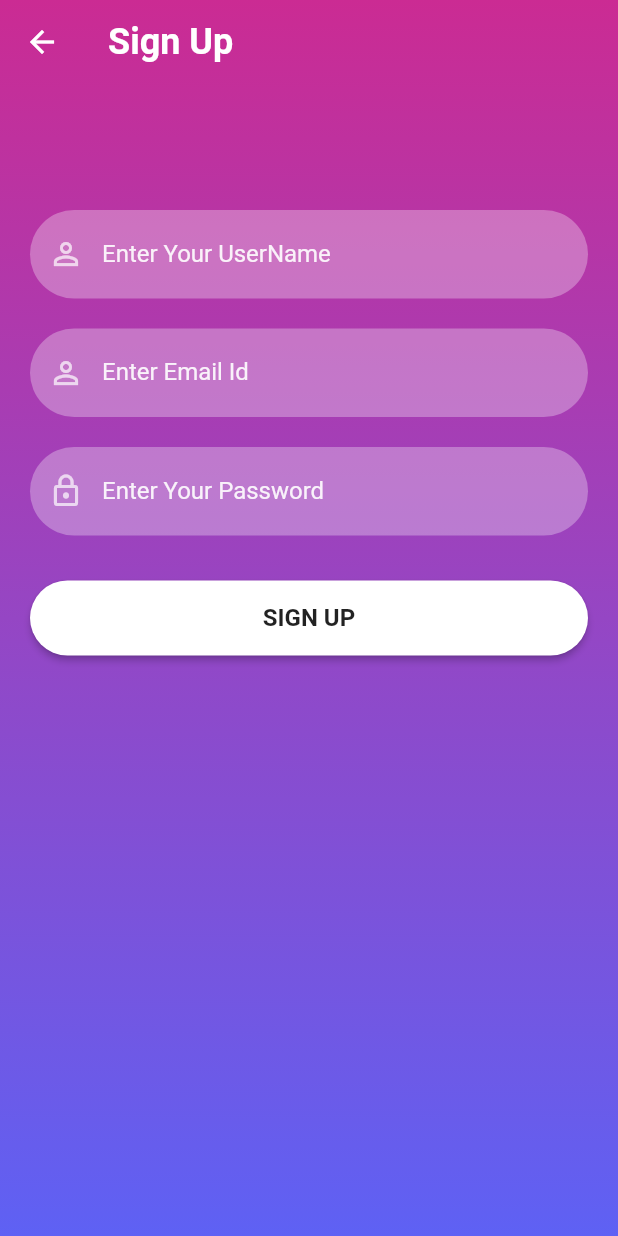
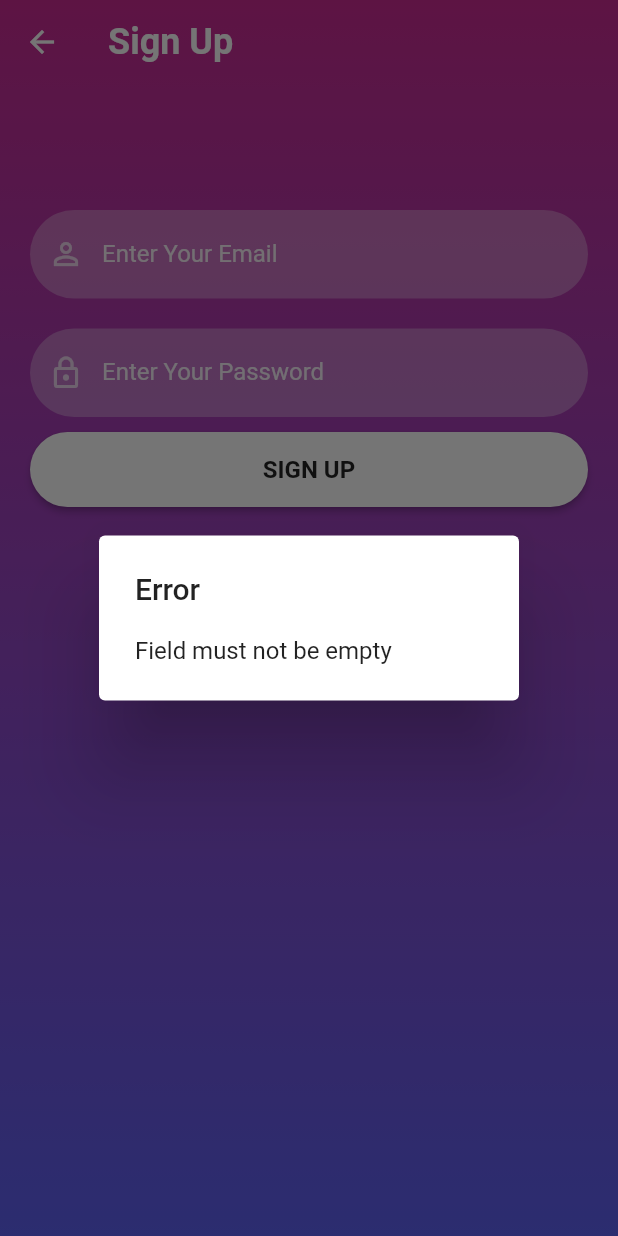
Before and after one commit to 2eeshanKhan/flutter_login, a Flutter app: the SignUpScreen screen opened directly, after a tap on "SIGN UP", on a phone screen of 412 x 824 dp. Run offline on Flutter 3.47's test engine with Material 2 defaults, Android fonts, the light colour scheme and no system bars; our stand-ins replace firebase_auth, firebase_core, fluttertoast, shared_preferences; accounts and stored records are empty.

Commit message:
Login and SignUp Validation

```diff
--- a/lib/screens/signup_screen.dart
+++ b/lib/screens/signup_screen.dart
@@ -1,3 +1,5 @@
+import 'dart:developer';
+
 import 'package:firebase_auth/firebase_auth.dart';
 import 'package:flutter/material.dart';
 import 'package:flutter/src/widgets/framework.dart';
@@ -7,6 +9,7 @@ import 'package:flutter_catalog/screens/signin_screen.dart';
 import '../reusable_widgets/reusable_widget.dart';
 import '../utils/color_utils.dart';
 import 'home_screen.dart';
+import '../utils/helper.dart';
 
 class SignUpScreen extends StatefulWidget {
   const SignUpScreen({super.key});
@@ -16,9 +19,11 @@ class SignUpScreen extends StatefulWidget {
 }
 
 class _SignUpScreenState extends State<SignUpScreen> {
+  Service service = Service();
+
   TextEditingController _passwordTextController = TextEditingController();
   TextEditingController _emailTextController = TextEditingController();
-  TextEditingController _userNameTextController = TextEditingController();
+  // TextEditingController _userNameTextController = TextEditingController();
 
   @override
   Widget build(BuildContext context) {
@@ -44,26 +49,29 @@ class _SignUpScreenState extends State<SignUpScreen> {
             padding: EdgeInsets.fromLTRB(20, 120, 20, 0),
             child: Column(
               children: <Widget>[
+                /* const SizedBox(
+                  height: 20,
+                ),
+                reusableTextField("Enter Your Name", Icons.person_outline,
+                    false, _userNameTextController),
+                    */
                 const SizedBox(
                   height: 20,
                 ),
-                reusableTextField("Enter Your UserName", Icons.person_outline,
-                    false, _userNameTextController),
-                const SizedBox(
-                  height: 20,
-                ),
-                reusableTextField("Enter Email Id", Icons.person_outline, false,
-                    _emailTextController),
+                reusableTextField("Enter Your Email", Icons.person_outline,
+                    false, _emailTextController),
                 const SizedBox(
                   height: 20,
                 ),
                 reusableTextField("Enter Your Password", Icons.lock_outline,
                     false, _passwordTextController),
-                const SizedBox(
-                  height: 20,
-                ),
                 signInSignUpButton(context, false, () {
-                  FirebaseAuth.instance
+                  if (_emailTextController.text.isNotEmpty &&
+                      _passwordTextController.text.isNotEmpty) {
+                    service.createUser(_emailTextController.text,
+                        _passwordTextController.text, context);
+
+                    /*  FirebaseAuth.instance
                         .createUserWithEmailAndPassword(
                             email: _emailTextController.text,
                             password: _passwordTextController.text)
@@ -73,6 +81,10 @@ class _SignUpScreenState extends State<SignUpScreen> {
                                   MaterialPageRoute(
                                       builder: (context) => SignInScreen()))
                             });
+                            */
+                  } else {
+                    service.error(context, "Field must not be empty");
+                  }
                 })
               ],
             ),
--- /dev/null
+++ b/lib/utils/helper.dart
@@ -0,0 +1,52 @@
+import 'package:firebase_auth/firebase_auth.dart';
+import 'package:flutter/material.dart';
+import 'package:fluttertoast/fluttertoast.dart';
+
+import '../screens/signin_screen.dart';
+
+class Service {
+  final auth = FirebaseAuth.instance;
+
+  createUser(email, password, context) async {
+    try {
+      await auth
+          .createUserWithEmailAndPassword(email: email, password: password)
+          .then((value) => {
+                Navigator.push(context,
+                    MaterialPageRoute(builder: (context) => SignInScreen()))
+              });
+    } on FirebaseAuthException catch (e) {
+      if (e.code == 'email-already-in-use') {
+        Fluttertoast.showToast(
+            msg: 'Email is already in use.Login to continue');
+      } else {
+        error(context, e);
+      }
+    }
+  }
+
+  loginUser(email, password, context) async {
+    try {
+      await auth.signInWithEmailAndPassword(email: email, password: password);
+    } on FirebaseAuthException catch (e) {
+      if (e.code == 'user-not-found') {
+        Fluttertoast.showToast(msg: 'User Not Found,Please Sign Up');
+      } else if (e.code == 'wrong-password') {
+        Fluttertoast.showToast(msg: 'Please Enter correct Password');
+      } else {
+        error(context, e);
+      }
+    }
+  }
+
+  error(context, e) {
+    showDialog(
+        context: context,
+        builder: (context) {
+          return AlertDialog(
+            title: Text("Error"),
+            content: Text(e.toString()),
+          );
+        });
+  }
+}
--- a/pubspec.yaml
+++ b/pubspec.yaml
@@ -40,6 +40,7 @@ dependencies:
   # shared_preferences:
   shared_preferences: ^2.0.18
   fluttertoast: ^8.2.1
+  flutter_pw_validator: ^1.5.0
 
 
 dev_dependencies:
```
Also changed, not shown: lib/screens/signin_screen.dart (+18 -2 lines), pubspec.lock. Lines whose indentation alone changed are shown as unchanged.
